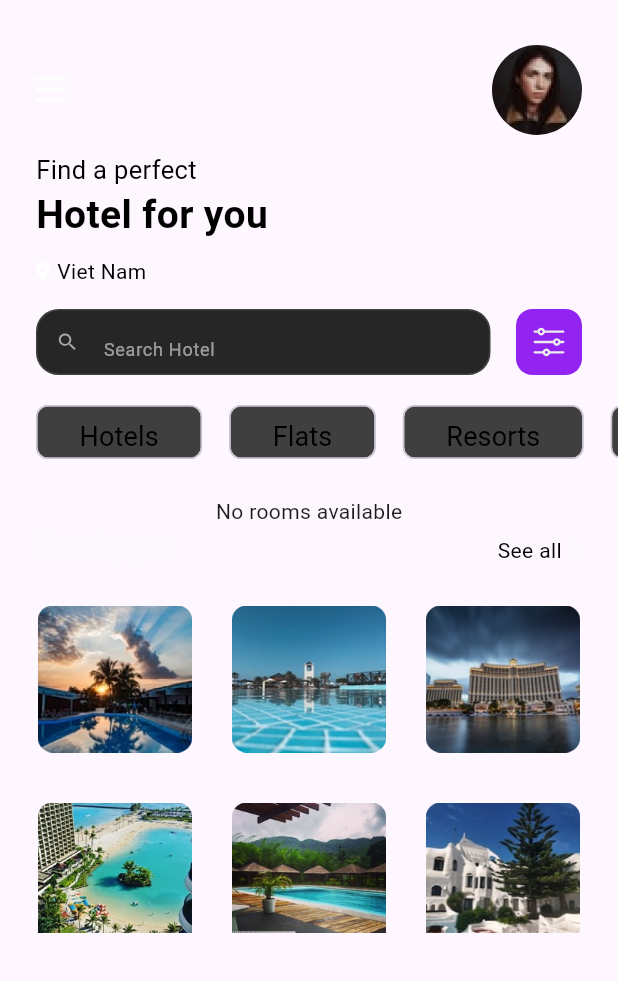
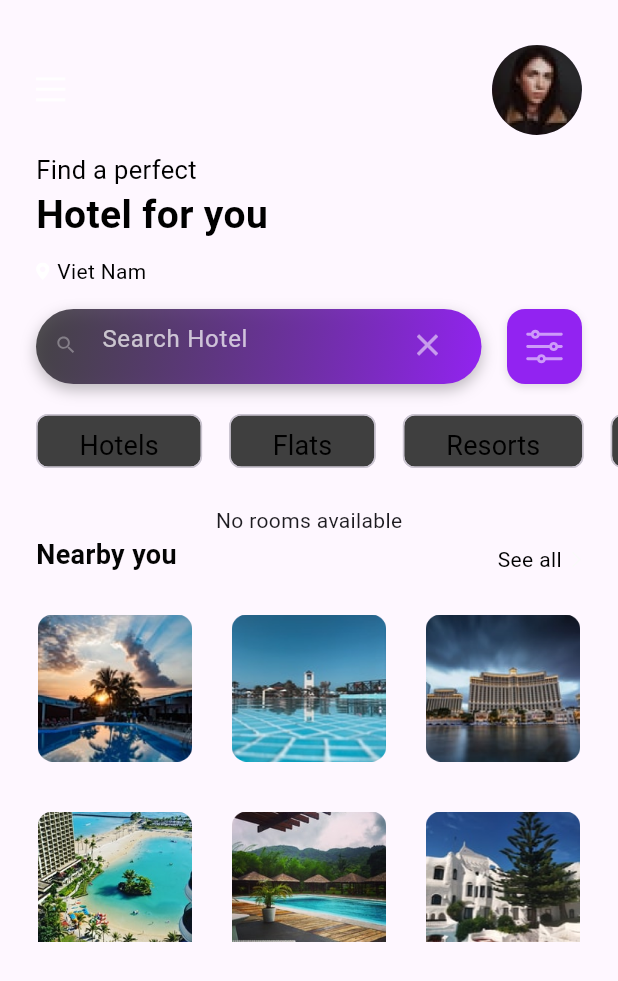
Before and after one commit to utthi103/3CETravel, a Flutter app: the HomeScreen screen opened directly, on a phone screen of 412 x 824 dp. Shown: the top 981 px of the screen. Run offline on Flutter 3.47's test engine with Material 3 defaults, Android fonts, the phone set to English and light mode, and no system bars; our stand-ins replace animate_do, cloud_firestore, firebase_auth, firebase_core, firebase_database, flutter_svg and 2 more; missing offline and left inert: image_picker_web, mailer; accounts and stored records are empty.

Commit message:
favourite/ search

```diff
--- a/travelwith3ce/lib/constant.dart
+++ b/travelwith3ce/lib/constant.dart
@@ -47,7 +47,7 @@ TextStyle nunito10 = TextStyle(
 TextStyle nunito18 = TextStyle(
   fontSize: 18,
   fontWeight: FontWeight.bold,
-  color: kTextColor,
+  color: kTextColorr,
 );
 
 TextStyle nunito23 = TextStyle(
--- a/travelwith3ce/lib/main.dart
+++ b/travelwith3ce/lib/main.dart
@@ -65,6 +65,7 @@ class MyApp extends StatelessWidget {
               const LoginStoreScreen(), // New route added
           '/login': (context) => LoginScreen(),
           '/admin': (context) => AdminDashboard(),
+          '/favourite': (context) => FavouriteScreen(),
         },
         onUnknownRoute: (settings) {
           return MaterialPageRoute(builder: (context) => const LoginScreen());
--- a/travelwith3ce/lib/models/bottom_bar.dart
+++ b/travelwith3ce/lib/models/bottom_bar.dart
@@ -20,7 +20,7 @@ class _BottomBarState extends State<BottomBar> {
 
   // List of pages corresponding to the bottom navigation buttons
   final List<Widget> _pages = [
-    const HomeScreen(),
+    HomeScreen(),
     FavouriteScreen(), // Add your FavouriteScreen
     NotificationScreen(), // Add your NotificationScreen
     AccountScreen(), // Add your AccountScreen
--- a/travelwith3ce/lib/views/home/search_bar.dart
+++ b/travelwith3ce/lib/views/home/search_bar.dart
@@ -1,10 +1,12 @@
-import 'package:animate_do/animate_do.dart';
 import 'package:flutter/material.dart';
 import 'package:flutter_svg/flutter_svg.dart';
+import 'package:animate_do/animate_do.dart';
 import '../../constant.dart';
 
 class SearchBarr extends StatelessWidget {
-  const SearchBarr({Key? key}) : super(key: key);
+  final Function(String) onSearchChanged; // Tham số callback
+
+  const SearchBarr({Key? key, required this.onSearchChanged}) : super(key: key);
 
   @override
   Widget build(BuildContext context) {
@@ -17,38 +19,65 @@ class SearchBarr extends StatelessWidget {
             Row(
               children: [
                 Expanded(
-                  // Use Expanded to take up available space
                   child: Container(
-                    height: 44,
-                    padding: const EdgeInsets.symmetric(
-                        horizontal: 12, vertical: 10),
+                    height: 50,
+                    padding: const EdgeInsets.symmetric(horizontal: 12),
                     decoration: BoxDecoration(
-                      color: kPrimaryColor,
-                      border: Border.all(color: kShadeColor),
-                      borderRadius: BorderRadius.circular(15),
+                      gradient: LinearGradient(
+                        colors: [
+                          kPrimaryColor.withOpacity(0.8),
+                          kSecondaryColor
+                        ],
+                        begin: Alignment.topLeft,
+                        end: Alignment.bottomRight,
+                      ),
+                      borderRadius: BorderRadius.circular(25),
+                      boxShadow: [
+                        BoxShadow(
+                          color: Colors.black26,
+                          offset: Offset(0, 4),
+                          blurRadius: 8,
+                        ),
+                      ],
                     ),
                     child: TextField(
                       style: TextStyle(color: kAccentColor),
+                      onChanged: onSearchChanged, // Gọi hàm lọc khi thay đổi
                       decoration: InputDecoration(
                         hintText: 'Search Hotel',
-                        icon: SvgPicture.asset('assets/icons/search.svg'),
+                        hintStyle:
+                            TextStyle(color: kAccentColor.withOpacity(0.7)),
+                        icon: SvgPicture.asset('assets/icons/search.svg',
+                            color: kAccentColor),
                         border: InputBorder.none,
-                        hintStyle:
-                            nunitoRegular12.copyWith(color: kAccentColor),
+                        suffixIcon: IconButton(
+                          icon: Icon(Icons.clear, color: kAccentColor),
+                          onPressed: () {
+                            onSearchChanged(''); // Xóa tìm kiếm
+                          },
+                        ),
                       ),
                     ),
                   ),
                 ),
                 const SizedBox(width: 17),
                 Container(
-                  height: 44,
-                  width: 44,
-                  padding: const EdgeInsets.all(11),
+                  height: 50,
+                  width: 50,
+                  padding: const EdgeInsets.all(12),
                   decoration: BoxDecoration(
                     color: kSecondaryColor,
-                    borderRadius: BorderRadius.circular(11),
+                    borderRadius: BorderRadius.circular(12),
+                    boxShadow: [
+                      BoxShadow(
+                        color: Colors.black12,
+                        offset: Offset(0, 2),
+                        blurRadius: 4,
+                      ),
+                    ],
                   ),
-                  child: SvgPicture.asset('assets/icons/option.svg'),
+                  child: SvgPicture.asset('assets/icons/option.svg',
+                      color: kAccentColor),
                 ),
               ],
             ),
--- a/travelwith3ce/lib/views/home_screen.dart
+++ b/travelwith3ce/lib/views/home_screen.dart
@@ -1,6 +1,5 @@
 import 'package:flutter/material.dart';
 import 'package:travelwith3ce/controllers/roomController.dart';
-import 'package:travelwith3ce/models/bottom_bar.dart';
 import 'package:travelwith3ce/models/roomModel.dart';
 import 'package:travelwith3ce/views/home/home_header.dart';
 import 'package:travelwith3ce/views/home/search_bar.dart';
@@ -10,45 +9,62 @@ import 'package:travelwith3ce/views/home/nearby_grid.dart';
 
 import '../dummy.dart';
 
-class HomeScreen extends StatelessWidget {
+class HomeScreen extends StatefulWidget {
   const HomeScreen({Key? key}) : super(key: key);
 
   @override
+  _HomeScreenState createState() => _HomeScreenState();
+}
+
+class _HomeScreenState extends State<HomeScreen> {
+  List<RoomModel> allRooms = []; // Danh sách tất cả phòng
+  List<RoomModel> filteredRooms = []; // Danh sách đã lọc
+  String searchQuery = '';
+
+  @override
+  void initState() {
+    super.initState();
+    fetchRoomData();
+  }
+
+  Future<void> fetchRoomData() async {
+    RoomController roomController = RoomController();
+    try {
+      allRooms = await roomController.fetchAllRoom(); // Lấy tất cả phòng
+      setState(() {
+        filteredRooms = allRooms; // Khởi tạo danh sách đã lọc
+      });
+    } catch (e) {
+      // Xử lý lỗi nếu có
+      print('Error fetching data: $e');
+    }
+  }
+
+  void filterRooms(String query) {
+    setState(() {
+      searchQuery = query;
+      filteredRooms = allRooms
+          .where((room) =>
+              room.roomName.toLowerCase().contains(query.toLowerCase()))
+          .toList();
+    });
+  }
+
+  @override
   Widget build(BuildContext context) {
-    Future<List<RoomModel>> fetchRoomData() async {
-      RoomController roomController = RoomController();
-      try {
-        return await roomController
-            .fetchAllRoom(); // Assuming fetchAllRoom is asynchronous
-      } catch (e) {
-        // Handle the error (e.g., log it or return an empty list)
-        return [];
-      }
-    }
-
     return Scaffold(
       body: SafeArea(
         child: ListView(
           physics: const BouncingScrollPhysics(),
           children: [
             const HomeHeader(),
-            const SearchBarr(),
+            SearchBarr(
+                onSearchChanged:
+                    filterRooms), // Cập nhật để nhận callback tìm kiếm
             const Chips(),
-            FutureBuilder<List<RoomModel>>(
-              future: fetchRoomData(),
-              builder: (context, snapshot) {
-                if (snapshot.connectionState == ConnectionState.waiting) {
-                  return const Center(child: CircularProgressIndicator());
-                } else if (snapshot.hasError) {
-                  return const Center(child: Text('Error fetching data'));
-                } else if (!snapshot.hasData || snapshot.data!.isEmpty) {
-                  return const Center(child: Text('No rooms available'));
-                } else {
-                  return PopularList(
-                      items: snapshot.data!); // Use the fetched room data
-                }
-              },
-            ),
+            filteredRooms.isEmpty
+                ? const Center(child: Text('No rooms available'))
+                : PopularList(items: filteredRooms), // Sử dụng danh sách đã lọc
             NearbyGrid(data: nearby),
           ],
         ),
--- a/travelwith3ce/lib/views/notification_screen.dart
+++ b/travelwith3ce/lib/views/notification_screen.dart
@@ -1,11 +1,15 @@
 import 'package:flutter/material.dart';
 
 class NotificationScreen extends StatelessWidget {
+  const NotificationScreen({Key? key}) : super(key: key);
+
   @override
   Widget build(BuildContext context) {
     return Scaffold(
       appBar: AppBar(title: Text('Notifications')),
-      body: Center(child: Text('Your Notifications')),
+      body: Center(
+        child: Text('No notifications yet!'),
+      ),
     );
   }
 }
```
Also changed, not shown: travelwith3ce/lib/controllers/favouriteController.dart (added, +22 -0 lines), travelwith3ce/lib/models/favourite.dart (added, +17 -0 lines), travelwith3ce/lib/views/favourite_screen.dart (+122 -3 lines), travelwith3ce/lib/views/home/popular_item.dart (+51 -27 lines), travelwith3ce/lib/views/home/popular_list.dart (+7 -4 lines).
